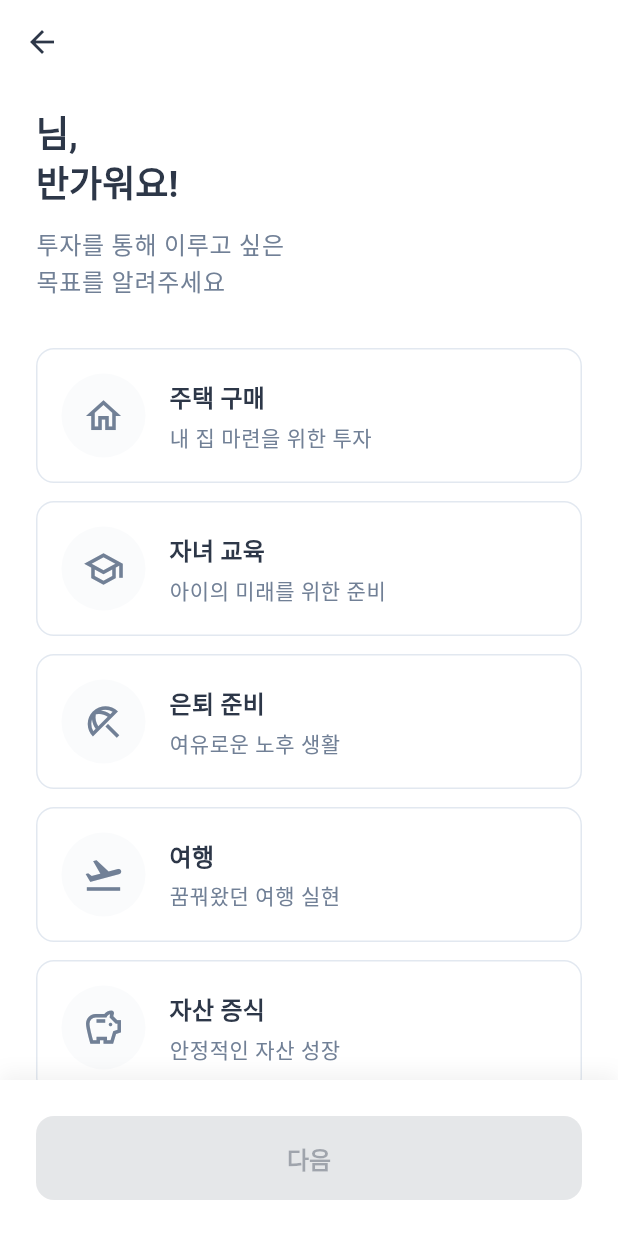
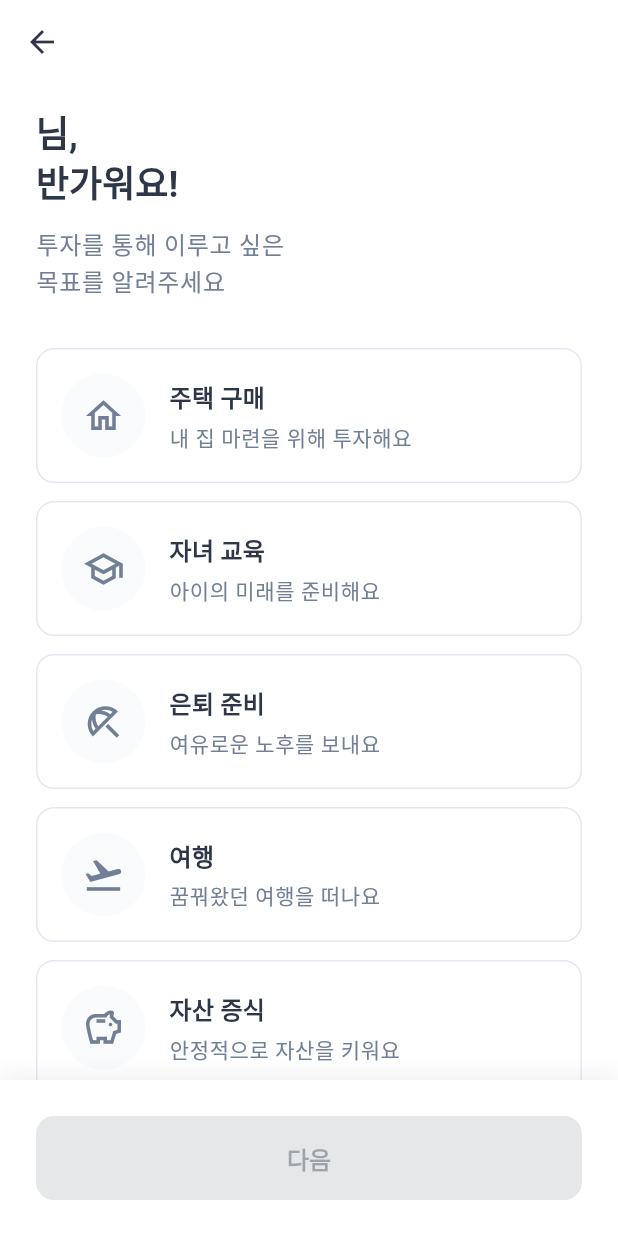
Before and after one commit to tei-young/your_money_pet, a Flutter app: the GoalSettingScreen screen opened directly with empty values, on a phone screen of 412 x 824 dp. Run offline on Flutter 3.47's test engine with Material 3 defaults, Android fonts, the phone set to English and light mode, and no system bars; our stand-ins replace share_plus; accounts and stored records are empty.

Commit message:
Update all UI texts to conversational tone (구어체)
Priority 1: settings_screen.dart (5 changes)
- "이름이 변경되었습니다" → "이름이 변경되었어요"
- "투자 성향을 변경하면 Day 1부터 다시 시작됩니다." → "투자 성향을 변경하면 Day 1부터 다시 시작해요."
- "성향이 변경되었습니다. Day 1부터 시작됩니다." → "성향이 변경되었어요. Day 1부터 시작해요."
- "목표가 변경되었습니다" → "목표가 변경되었어요"
- "정말 로그아웃하시겠어요?\n모든 데이터가 삭제됩니다." → "정말 로그아웃하시겠어요?\n모든 데이터가 삭제돼요."

Priority 2: goal_setting_screen.dart (6 changes)
- "내 집 마련을 위한 투자" → "내 집 마련을 위해 투자해요"
- "아이의 미래를 위한 준비" → "아이의 미래를 준비해요"
- "여유로운 노후 생활" → "여유로운 노후를 보내요"
- "꿈꿔왔던 여행 실현" → "꿈꿔왔던 여행을 떠나요"
- "안정적인 자산 성장" → "안정적으로 자산을 키워요"
- "나만의 특별한 목표" → "나만의 특별한 목표가 있어요"

Priority 3: Other screens (3 changes)
- name_setting_screen.dart: "닉네임 입력" → "이름을 입력해주세요"
- first_learning_intro_screen.dart: "부담 없이 읽을 수 있는 카드 형식" → "부담 없이 카드로 읽어요"
- app_intro_screen.dart: "매일 조금씩 성장 🌱" → "매일 조금씩 성장해요 🌱"

Total: 14 UI text improvements for consistent conversational tone

```diff
--- a/lib/screens/onboarding/app_intro_screen.dart
+++ b/lib/screens/onboarding/app_intro_screen.dart
@@ -17,7 +17,7 @@ class _AppIntroScreenState extends State<AppIntroScreen> {
   final List<String> _messages = [
     '귀여운 친구와 함께',
     '투자 여행을 시작해요',
-    '매일 조금씩 성장 🌱',
+    '매일 조금씩 성장해요 🌱',
   ];
 
   void _onTap() {
--- a/lib/screens/onboarding/first_learning_intro_screen.dart
+++ b/lib/screens/onboarding/first_learning_intro_screen.dart
@@ -136,7 +136,7 @@ class FirstLearningIntroScreen extends StatelessWidget {
       _InfoItem(
         icon: Icons.menu_book,
         title: '하루 3분 학습',
-        description: '부담 없이 읽을 수 있는 카드 형식',
+        description: '부담 없이 카드로 읽어요',
       ),
       _InfoItem(
         icon: Icons.quiz_outlined,
--- a/lib/screens/onboarding/goal_setting_screen.dart
+++ b/lib/screens/onboarding/goal_setting_screen.dart
@@ -25,32 +25,32 @@ class _GoalSettingScreenState extends State<GoalSettingScreen> {
     GoalOption(
       icon: Icons.home_outlined,
       title: '주택 구매',
-      description: '내 집 마련을 위한 투자',
+      description: '내 집 마련을 위해 투자해요',
     ),
     GoalOption(
       icon: Icons.school_outlined,
       title: '자녀 교육',
-      description: '아이의 미래를 위한 준비',
+      description: '아이의 미래를 준비해요',
     ),
     GoalOption(
       icon: Icons.beach_access_outlined,
       title: '은퇴 준비',
-      description: '여유로운 노후 생활',
+      description: '여유로운 노후를 보내요',
     ),
     GoalOption(
       icon: Icons.flight_takeoff_outlined,
       title: '여행',
-      description: '꿈꿔왔던 여행 실현',
+      description: '꿈꿔왔던 여행을 떠나요',
     ),
     GoalOption(
       icon: Icons.savings_outlined,
       title: '자산 증식',
-      description: '안정적인 자산 성장',
+      description: '안정적으로 자산을 키워요',
     ),
     GoalOption(
       icon: Icons.favorite_outline,
       title: '기타',
-      description: '나만의 특별한 목표',
+      description: '나만의 특별한 목표가 있어요',
     ),
   ];
 
--- a/lib/screens/onboarding/name_setting_screen.dart
+++ b/lib/screens/onboarding/name_setting_screen.dart
@@ -156,7 +156,7 @@ class _NameSettingScreenState extends State<NameSettingScreen> {
         fontWeight: FontWeight.w600,
       ),
       decoration: InputDecoration(
-        hintText: '닉네임 입력',
+        hintText: '이름을 입력해주세요',
         hintStyle: theme.textTheme.headlineMedium?.copyWith(
           fontWeight: FontWeight.w600,
           color: AppColors.textSecondary.withOpacity(0.3),
--- a/lib/screens/settings/settings_screen.dart
+++ b/lib/screens/settings/settings_screen.dart
@@ -336,7 +336,7 @@ class SettingsScreen extends StatelessWidget {
                 if (context.mounted) {
                   Navigator.pop(context);
                   ScaffoldMessenger.of(context).showSnackBar(
-                    const SnackBar(content: Text('이름이 변경되었습니다')),
+                    const SnackBar(content: Text('이름이 변경되었어요')),
                   );
                 }
               }
@@ -361,7 +361,7 @@ class SettingsScreen extends StatelessWidget {
           mainAxisSize: MainAxisSize.min,
           crossAxisAlignment: CrossAxisAlignment.start,
           children: [
-            const Text('투자 성향을 변경하면 Day 1부터 다시 시작됩니다.'),
+            const Text('투자 성향을 변경하면 Day 1부터 다시 시작해요.'),
             const SizedBox(height: 16),
             ...PersonalityType.values.map((type) {
               return RadioListTile<PersonalityType>(
@@ -379,7 +379,7 @@ class SettingsScreen extends StatelessWidget {
                       Navigator.pop(context);
                       ScaffoldMessenger.of(context).showSnackBar(
                         const SnackBar(
-                          content: Text('성향이 변경되었습니다. Day 1부터 시작됩니다.'),
+                          content: Text('성향이 변경되었어요. Day 1부터 시작해요.'),
                         ),
                       );
                     }
@@ -431,7 +431,7 @@ class SettingsScreen extends StatelessWidget {
                   if (context.mounted) {
                     Navigator.pop(context);
                     ScaffoldMessenger.of(context).showSnackBar(
-                      const SnackBar(content: Text('목표가 변경되었습니다')),
+                      const SnackBar(content: Text('목표가 변경되었어요')),
                     );
                   }
                 }
@@ -472,7 +472,7 @@ class SettingsScreen extends StatelessWidget {
       context: context,
       builder: (context) => AlertDialog(
         title: const Text('로그아웃'),
-        content: const Text('정말 로그아웃하시겠어요?\n모든 데이터가 삭제됩니다.'),
+        content: const Text('정말 로그아웃하시겠어요?\n모든 데이터가 삭제돼요.'),
         actions: [
           TextButton(
             onPressed: () => Navigator.pop(context),
```
